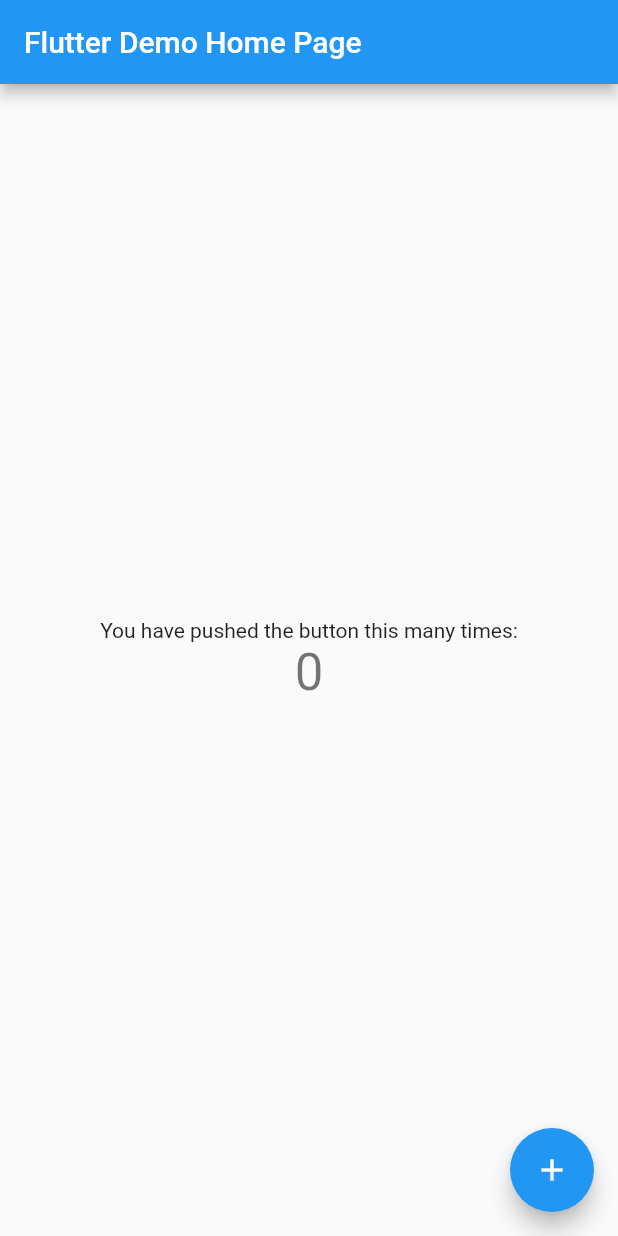
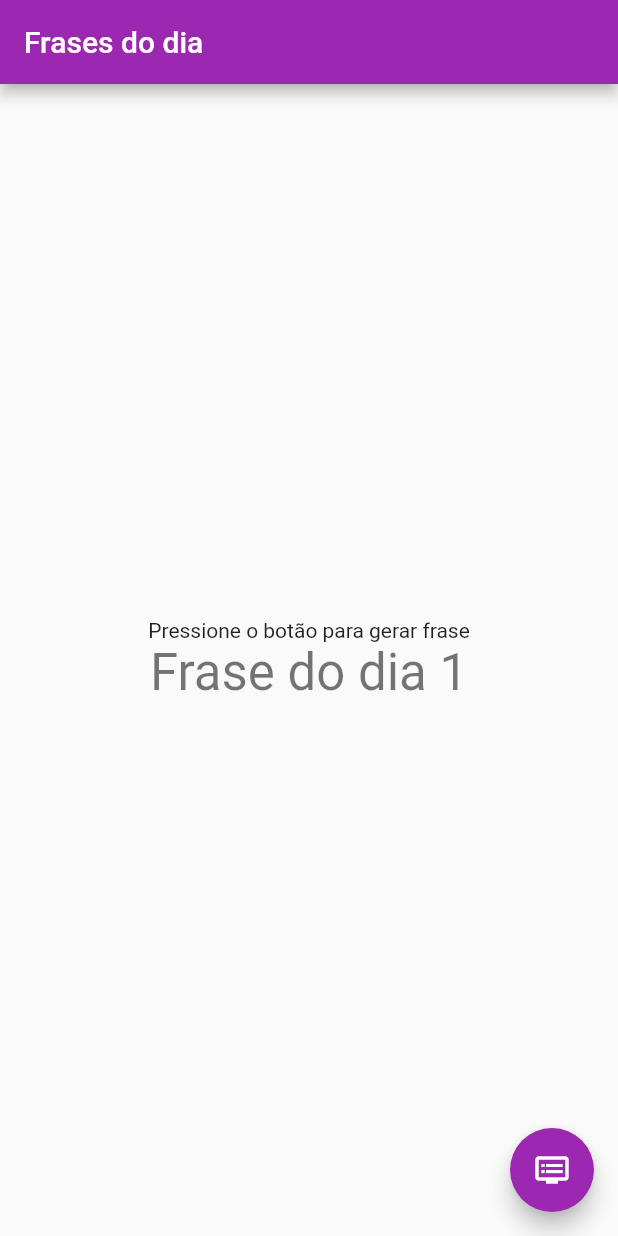
Before and after one commit to danilovalerio/myfirst-app-flutter, a Flutter app: the screen it shows after launch, on a phone screen of 412 x 824 dp. Run offline on Flutter 3.47's test engine with Material 2 defaults, Android fonts, the phone set to English and light mode, and no system bars.

Commit message:
Gerando frase aleatória a partir do random

```diff
--- a/lib/main.dart
+++ b/lib/main.dart
@@ -1,3 +1,5 @@
+import 'dart:math';
+
 import 'package:flutter/material.dart';
 
 void main() => runApp(MyApp());
@@ -9,9 +11,9 @@ class MyApp extends StatelessWidget {
     return MaterialApp(
       title: 'Flutter Demo',
       theme: ThemeData(
-        primarySwatch: Colors.blue,
+        primarySwatch: Colors.purple,
       ),
-      home: MyHomePage(title: 'Flutter Demo Home Page'),
+      home: MyHomePage(title: 'Frases do dia'),
     );
   }
 }
@@ -25,11 +27,19 @@ class MyHomePage extends StatefulWidget {
 }
 
 class _MyHomePageState extends State<MyHomePage> {
-  int _counter = 0;
+  int _numberRandom = 0;
+  List _frases = [
+    "Frase do dia 1",
+    "Frase do dia 2",
+    "Frase do dia 3",
+    "Frase do dia 4",
+    "Frase do dia 5",
+    "Frase do dia 6",
+  ];
 
   void _incrementCounter() {
     setState(() {
-      _counter++;
+      _numberRandom = new Random().nextInt(_frases.length);
     });
   }
 
@@ -46,10 +56,10 @@ class _MyHomePageState extends State<MyHomePage> {
           mainAxisAlignment: MainAxisAlignment.center,
           children: <Widget>[
             Text(
-              'You have pushed the button this many times:',
+              'Pressione o botão para gerar frase',
             ),
             Text(
-              '$_counter',
+              _frases[_numberRandom],
               style: Theme.of(context).textTheme.display1,
             ),
           ],
@@ -58,7 +68,7 @@ class _MyHomePageState extends State<MyHomePage> {
       floatingActionButton: FloatingActionButton(
         onPressed: _incrementCounter,
         tooltip: 'Increment',
-        child: Icon(Icons.add),
+        child: Icon(Icons.dvr),
       ), // This trailing comma makes auto-formatting nicer for build methods.
     );
   }
```
